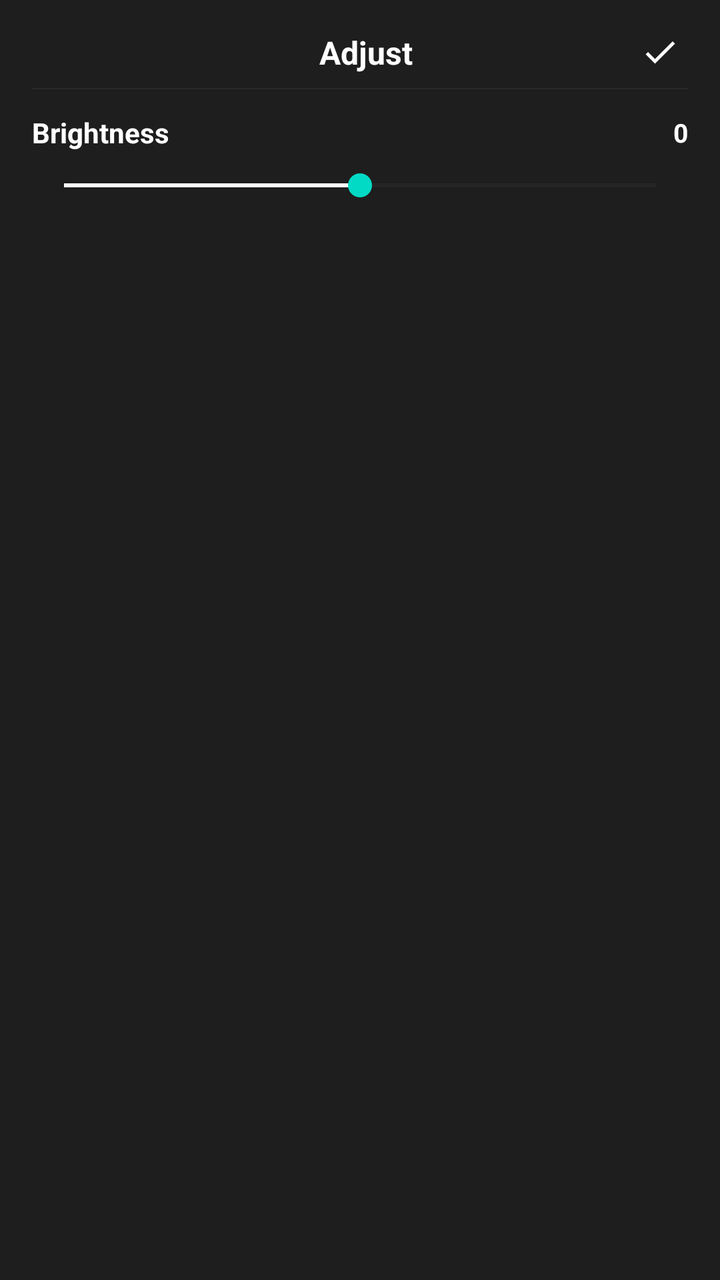
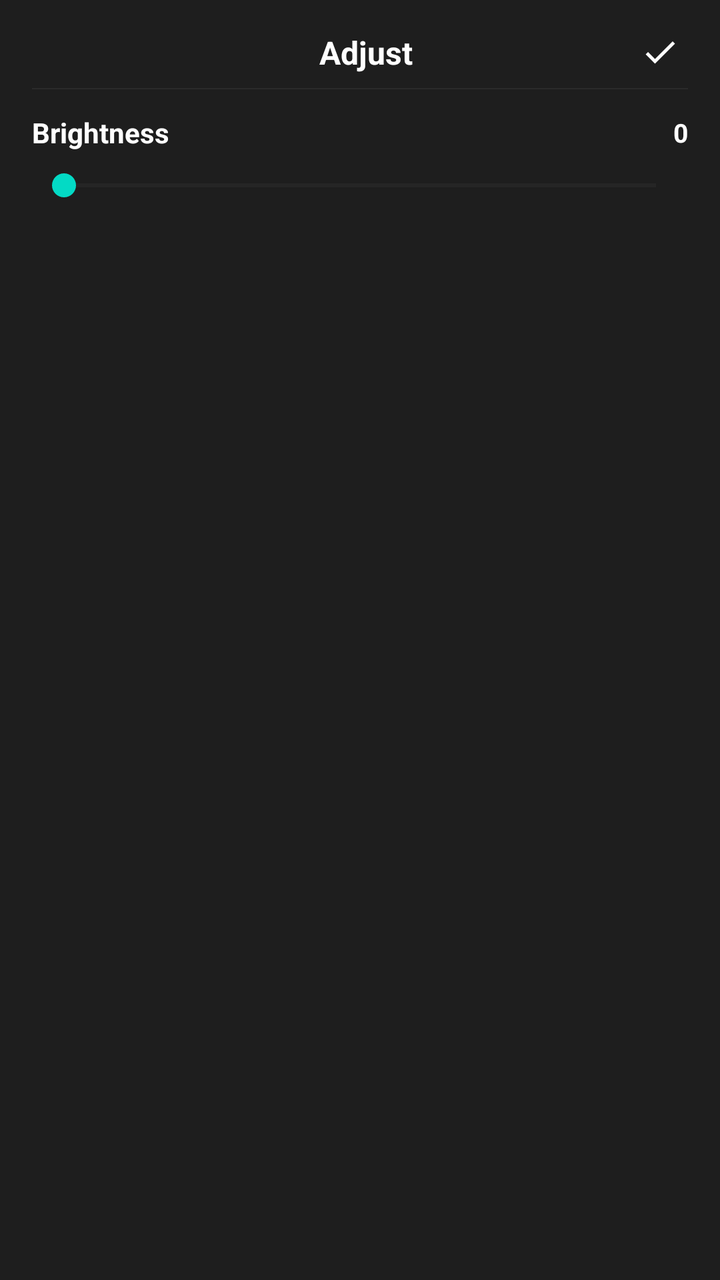

An Android layout rendered at two revisions. The XML below is the earlier revision; the diff shows what the commit changed to produce the second picture.
<!-- AndroidManifest.xml: application theme Theme.SampleProject -->
<!-- res/layout/bottom_sheet_adjustment.xml -->
<?xml version="1.0" encoding="utf-8"?>
<androidx.constraintlayout.widget.ConstraintLayout
    xmlns:android="http://schemas.android.com/apk/res/android"
    xmlns:app="http://schemas.android.com/apk/res-auto"
    xmlns:tools="http://schemas.android.com/tools"
    android:layout_width="match_parent"
    android:layout_height="wrap_content"
    android:background="#1E1E1E"
    android:paddingBottom="12dp">

    
    <androidx.constraintlayout.widget.ConstraintLayout
        android:id="@+id/topBar"
        android:layout_width="0dp"
        android:layout_height="44dp"
        android:paddingTop="8dp"
        app:layout_constraintEnd_toEndOf="parent"
        app:layout_constraintStart_toStartOf="parent"
        app:layout_constraintTop_toTopOf="parent">

        
        <LinearLayout
            android:id="@+id/tabContainer"
            android:layout_width="wrap_content"
            android:layout_height="wrap_content"
            android:gravity="center"
            android:orientation="horizontal"
            app:layout_constraintBottom_toBottomOf="parent"
            app:layout_constraintEnd_toEndOf="parent"
            app:layout_constraintStart_toStartOf="parent"
            app:layout_constraintTop_toTopOf="parent">



            <TextView
                android:id="@+id/tvAdjust"
                android:layout_width="wrap_content"
                android:layout_height="wrap_content"
                android:layout_marginStart="6dp"
                android:background="?attr/selectableItemBackground"
                android:clickable="true"
                android:focusable="true"
                android:paddingHorizontal="14dp"
                android:paddingVertical="6dp"
                android:text="Adjust"
                android:textColor="@android:color/white"
                android:textSize="16sp"
                android:textStyle="bold" />
        </LinearLayout>

        <ImageView
            android:id="@+id/ivCheck"
            android:layout_width="28dp"
            android:layout_height="28dp"
            android:layout_marginEnd="16dp"
            android:background="?attr/selectableItemBackgroundBorderless"
            android:clickable="true"
            android:focusable="true"
            android:padding="4dp"
            android:src="@drawable/ic_check"
            app:layout_constraintBottom_toBottomOf="parent"
            app:layout_constraintEnd_toEndOf="parent"
            app:layout_constraintTop_toTopOf="parent"
            app:tint="@android:color/white" />
    </androidx.constraintlayout.widget.ConstraintLayout>

    
    <View
        android:id="@+id/divider"
        android:layout_width="0dp"
        android:layout_height="0.5dp"
        android:background="#2A2A2A"
        android:layout_marginHorizontal="16dp"
        app:layout_constraintTop_toBottomOf="@id/topBar"
        app:layout_constraintStart_toStartOf="parent"
        app:layout_constraintEnd_toEndOf="parent"/>

    
    <LinearLayout
        android:id="@+id/adjustmentInfoContainer"
        android:layout_width="0dp"
        android:layout_height="wrap_content"
        android:layout_marginTop="12dp"
        android:paddingHorizontal="16dp"
        android:orientation="horizontal"
        android:gravity="center_vertical"
        app:layout_constraintStart_toStartOf="parent"
        app:layout_constraintEnd_toEndOf="parent"
        app:layout_constraintTop_toBottomOf="@id/divider">

        <TextView
            android:id="@+id/tvAdjustmentName"
            android:layout_width="0dp"
            android:layout_height="wrap_content"
            android:layout_weight="1"
            android:text="Brightness"
            android:textColor="@android:color/white"
            android:textSize="14sp"
            android:textStyle="bold" />

        <TextView
            android:id="@+id/tvAdjustmentValue"
            android:layout_width="wrap_content"
            android:layout_height="wrap_content"
            android:text="0"
            android:textColor="@android:color/white"
            android:textSize="13sp"
            android:textStyle="bold" />
    </LinearLayout>

    
    
    <SeekBar
        android:id="@+id/seekBarAdjustment"
        android:layout_width="0dp"
        android:layout_height="wrap_content"
        android:max="200"
        android:progress="100"
        android:splitTrack="false"
        android:progressTint="@android:color/white"
        android:thumbTint="@color/colorAccent"
        android:progressBackgroundTint="#3A3A3A"
        android:layout_marginHorizontal="16dp"
        app:layout_constraintTop_toBottomOf="@id/adjustmentInfoContainer"
        app:layout_constraintStart_toStartOf="parent"
        app:layout_constraintEnd_toEndOf="parent"
        android:layout_marginTop="8dp"/>

    
    <androidx.recyclerview.widget.RecyclerView
        android:id="@+id/rvAdjustments"
        android:layout_width="0dp"
        android:layout_height="100dp"
        android:layout_marginTop="16dp"
        android:clipToPadding="false"
        android:overScrollMode="never"
        android:paddingStart="12dp"
        android:paddingTop="12dp"
        android:paddingEnd="12dp"
        app:layout_constraintBottom_toBottomOf="parent"
        app:layout_constraintEnd_toEndOf="parent"
        app:layout_constraintHorizontal_bias="0.0"
        app:layout_constraintStart_toStartOf="parent"
        app:layout_constraintTop_toBottomOf="@id/seekBarAdjustment"
        app:layout_constraintVertical_bias="1.0" />

</androidx.constraintlayout.widget.ConstraintLayout>
<!-- resources referenced by this layout -->
<resources>
  <!-- drawable ic_check (drawable) -->
  <?xml version="1.0" encoding="utf-8"?>
  <vector xmlns:android="http://schemas.android.com/apk/res/android"
      android:width="24dp"
      android:height="24dp"
      android:viewportWidth="24"
      android:viewportHeight="24">
      <path
          android:fillColor="#FFFFFF"
          android:pathData="M9,16.17L4.83,12l-1.42,1.41L9,19 21,7l-1.41,-1.41z"/>
  </vector>
  <style name="Theme.SampleProject" parent="Base.Theme.SampleProject" />
  <style name="Base.Theme.SampleProject" parent="Theme.MaterialComponents.DayNight.NoActionBar">
          <item name="colorPrimary">@color/theme_purple</item>
          <item name="colorPrimaryVariant">@color/theme_dark</item>
          <item name="colorSecondary">@color/theme_pink</item>
      </style>
  <color name="theme_purple">#A855F7</color>
  <color name="theme_dark">#111827</color>
  <color name="theme_pink">#D048AA</color>
</resources>

<!-- the commit's change to res/layout/bottom_sheet_adjustment.xml (unified diff, before → after) -->
@@ -114,8 +114,8 @@
         android:id="@+id/seekBarAdjustment"
         android:layout_width="0dp"
         android:layout_height="wrap_content"
-        android:max="200"
-        android:progress="100"
+        android:max="100"
+        android:progress="0"
         android:splitTrack="false"
         android:progressTint="@android:color/white"
         android:thumbTint="@color/colorAccent"
